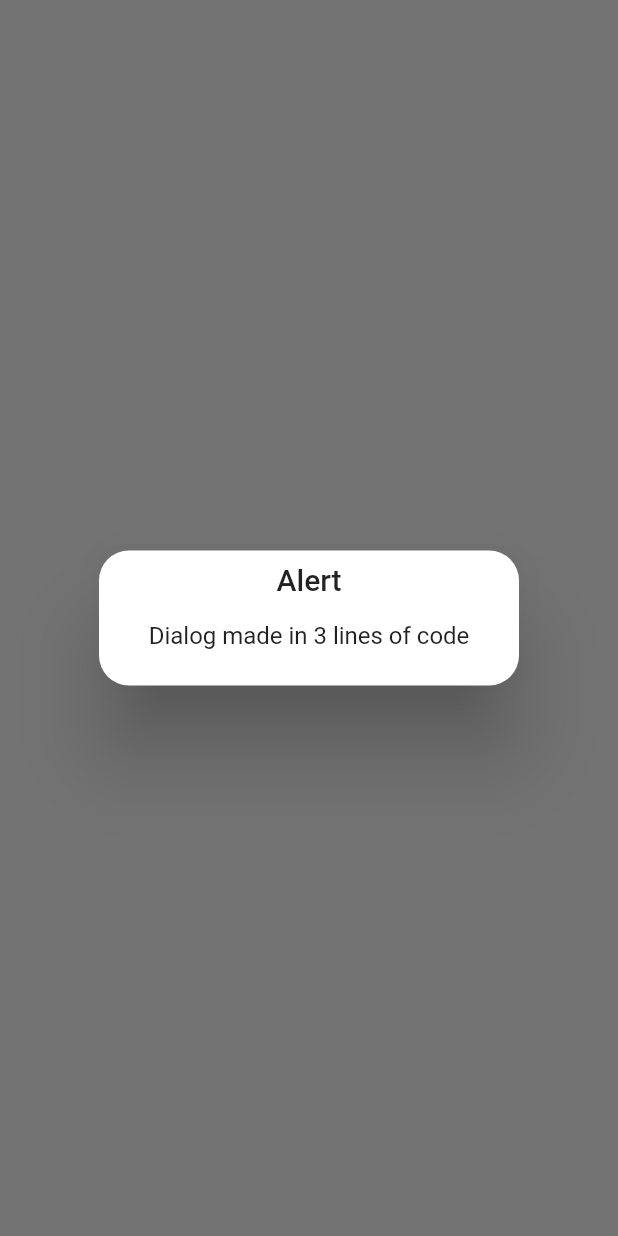
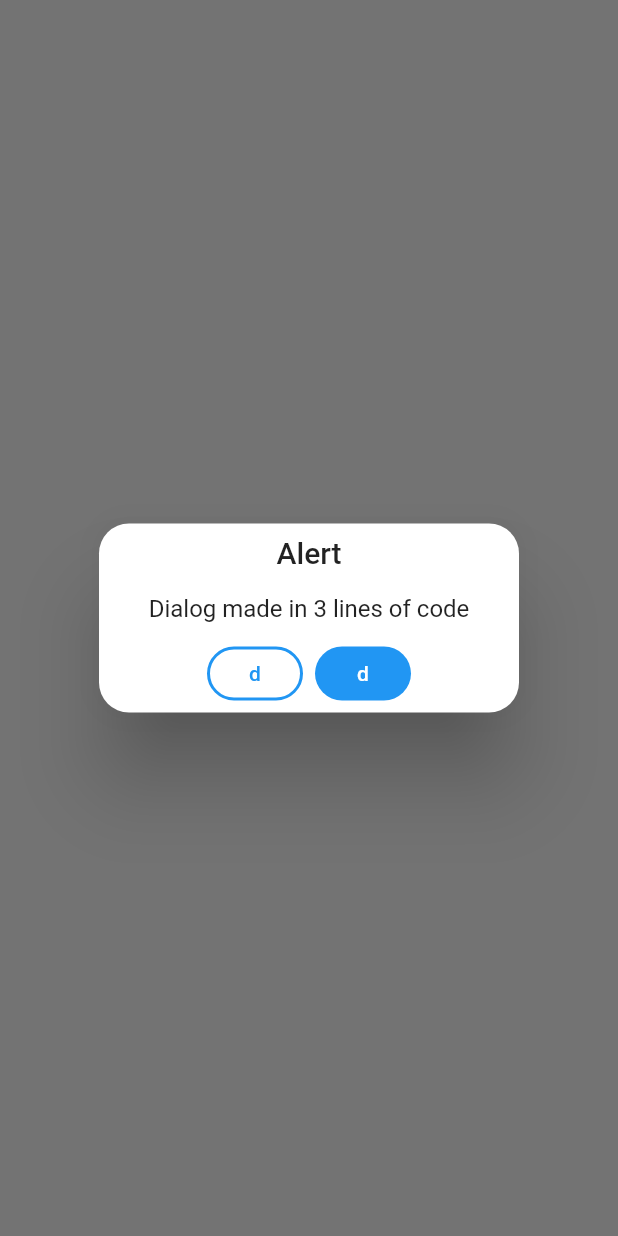
Before and after one commit to shahzebnaqvi/Flutter-Getx-Practice, a Flutter app: the screen it shows after launch, after a tap on "Snackbar", on a phone screen of 412 x 824 dp. Run offline on Flutter 3.47's test engine with Material 2 defaults, Android fonts, the phone set to English and light mode, and no system bars; our stand-ins replace get.

Commit message:
first commit

```diff
--- a/lib/dialog.dart
+++ b/lib/dialog.dart
@@ -12,7 +12,8 @@ class Dialogclass extends StatelessWidget {
         child: Column(mainAxisAlignment: MainAxisAlignment.center, children: [
           ElevatedButton(
               onPressed: () {
-                Get.defaultDialog();
+                Get.defaultDialog(
+                    textCancel: "d", textConfirm: "d", textCustom: "ds");
               },
               child: Text("Snackbar")),
         ]),
```
